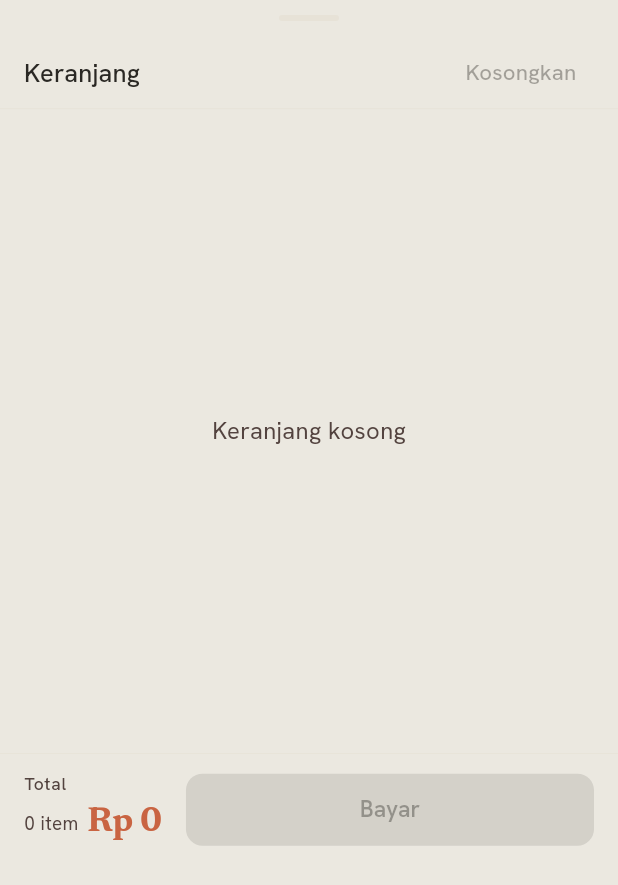
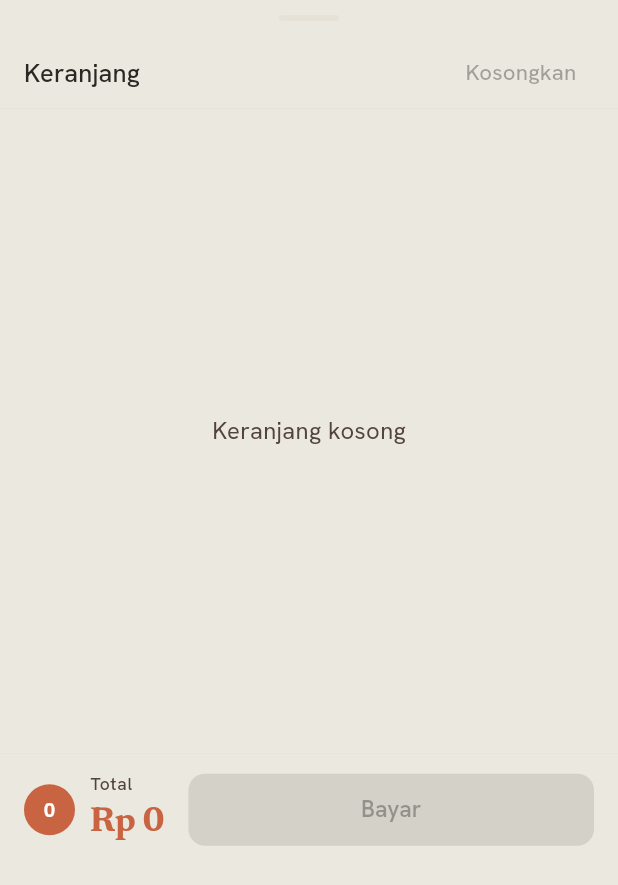
Before and after one commit to Ikanuri/The-POS, a Flutter app: the CartSheet widget shown alone on an empty page, opened directly, on a phone screen of 412 x 824 dp. Shown: the top 885 px of the screen. Run offline on Flutter 3.47's test engine with Material 3 defaults, Android fonts, the phone set to English and light mode, and no system bars; our stand-ins replace barcode_widget, drift, file_picker, fl_chart, flutter_riverpod, flutter_secure_storage and 8 more; missing offline and left inert: cryptography, encrypt, esc_pos_utils_plus, excel, mobile_scanner, network_info_plus and 3 more; accounts and stored records are empty; generated files the repository leaves out were written again; key blocks and very long unbroken strings in the code were emptied for the run.

Commit message:
feat: samakan gaya badge jumlah item di struk & keranjang dgn cart bar
Badge lingkaran jumlah item (dulu private di _CartBar app kasir)
diekstrak jadi widget shared ItemCountBadge, dipakai konsisten di 3
tempat: cart bar kasir (asal gaya), keranjang (cart_sheet, di samping
kiri Total), dan struk in-app (receipt_screen).

Khusus struk: badge menempel/mengambang di sudut kiri-atas kartu daftar
barang (Stack + Positioned + elevated shadow), bukan sejajar teks biasa
-- sesuai posisi yang diminta di screenshot.

```diff
--- /dev/null
+++ b/lib/core/widgets/item_count_badge.dart
@@ -0,0 +1,53 @@
+import 'package:flutter/material.dart';
+
+import '../theme/app_theme.dart';
+
+/// Badge lingkaran berisi jumlah item — gaya yang sama dipakai di cart bar
+/// kasir (dulu private `_CartBar`), keranjang, dan struk in-app, supaya
+/// representasi "jumlah barang" konsisten di seluruh alur kasir.
+class ItemCountBadge extends StatelessWidget {
+  const ItemCountBadge({
+    super.key,
+    required this.count,
+    this.size = 34,
+    this.elevated = false,
+  });
+
+  final int count;
+  final double size;
+
+  /// true untuk badge yang "mengambang" di atas widget lain (mis. menempel
+  /// di sudut kartu) — tambah bayangan agar terkesan berada di depan.
+  final bool elevated;
+
+  @override
+  Widget build(BuildContext context) {
+    return Container(
+      width: size,
+      height: size,
+      decoration: BoxDecoration(
+        color: AppTheme.accent,
+        shape: BoxShape.circle,
+        boxShadow: elevated
+            ? [
+                BoxShadow(
+                  color: Colors.black.withOpacity(0.25),
+                  blurRadius: 6,
+                  offset: const Offset(0, 3),
+                ),
+              ]
+            : null,
+      ),
+      child: Center(
+        child: Text(
+          '$count',
+          style: TextStyle(
+            color: Colors.white,
+            fontWeight: FontWeight.w700,
+            fontSize: size * 0.38,
+          ),
+        ),
+      ),
+    );
+  }
+}
--- a/lib/features/kasir/widgets/cart_sheet.dart
+++ b/lib/features/kasir/widgets/cart_sheet.dart
@@ -7,6 +7,7 @@ import '../../../core/models/cart_item.dart';
 import '../../../core/providers/device_provider.dart';
 import '../../../core/services/order_parser_service.dart';
 import '../../../core/theme/app_theme.dart';
+import '../../../core/widgets/item_count_badge.dart';
 import '../cart_meta_provider.dart';
 import '../cart_provider.dart';
 import 'add_control.dart';
@@ -217,6 +218,11 @@ class _CartSheetState extends ConsumerState<CartSheet> {
                 16, 12, 16, MediaQuery.of(context).viewInsets.bottom + 12),
             child: Row(
               children: [
+                // Badge jumlah item — gaya sama dgn cart bar kasir, supaya
+                // representasi "jumlah barang" konsisten di seluruh alur.
+                ItemCountBadge(
+                    count: cart.where((c) => !c.isVariant).length),
+                const SizedBox(width: 10),
                 Column(
                   crossAxisAlignment: CrossAxisAlignment.start,
                   mainAxisSize: MainAxisSize.min,
@@ -225,24 +231,10 @@ class _CartSheetState extends ConsumerState<CartSheet> {
                         style: Theme.of(context).textTheme.labelSmall?.copyWith(
                               color: scheme.onSurfaceVariant,
                             )),
-                    Row(
-                      mainAxisSize: MainAxisSize.min,
-                      crossAxisAlignment: CrossAxisAlignment.baseline,
-                      textBaseline: TextBaseline.alphabetic,
-                      children: [
-                        Text(
-                            '${cart.where((c) => !c.isVariant).length} item',
-                            style: TextStyle(
-                                fontSize: 12, color: scheme.onSurfaceVariant)),
-                        const SizedBox(width: 6),
-                        Text(
-                          formatRupiah(total),
-                          style: AppTheme.numStyle(context,
-                              size: 22,
-                              weight: FontWeight.w700,
-                              color: scheme.primary),
-                        ),
-                      ],
+                    Text(
+                      formatRupiah(total),
+                      style: AppTheme.numStyle(context,
+                          size: 22, weight: FontWeight.w700, color: scheme.primary),
                     ),
                   ],
                 ),
```
Also changed, not shown: lib/features/kasir/kasir_screen.dart (+2 -18 lines), lib/features/kasir/receipt_screen.dart (+28 -18 lines), 1 other file.
